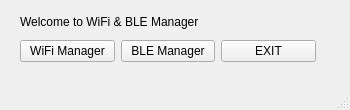
Above: Wifi-BLE/mainwindow.ui from MagdyAboKhedr/Embedded-Linux-WIFI-BLE-GUI before the change. Below: the same form after it.
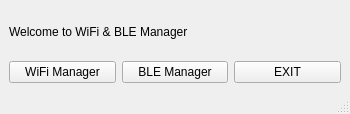
That is the form after the change.

```diff
--- a/Wifi-BLE/mainwindow.ui
+++ b/Wifi-BLE/mainwindow.ui
@@ -7,7 +7,7 @@
     <x>0</x>
     <y>0</y>
     <width>350</width>
-    <height>110</height>
+    <height>114</height>
    </rect>
   </property>
   <property name="windowTitle">
@@ -17,15 +17,8 @@
    <enum>QTabWidget::TabShape::Rounded</enum>
   </property>
   <widget class="QWidget" name="centralwidget">
-   <widget class="QWidget" name="">
-    <property name="geometry">
-     <rect>
-      <x>20</x>
-      <y>10</y>
-      <width>296</width>
-      <height>52</height>
-     </rect>
-    </property>
+   <layout class="QVBoxLayout" name="verticalLayout_2">
+    <item>
     <layout class="QVBoxLayout" name="verticalLayout">
      <item>
       <widget class="QLabel" name="label">
@@ -60,7 +53,8 @@
       </layout>
      </item>
     </layout>
-   </widget>
+    </item>
+   </layout>
   </widget>
   <widget class="QMenuBar" name="menubar">
    <property name="geometry">
```
Lines whose indentation alone changed are shown as unchanged.
